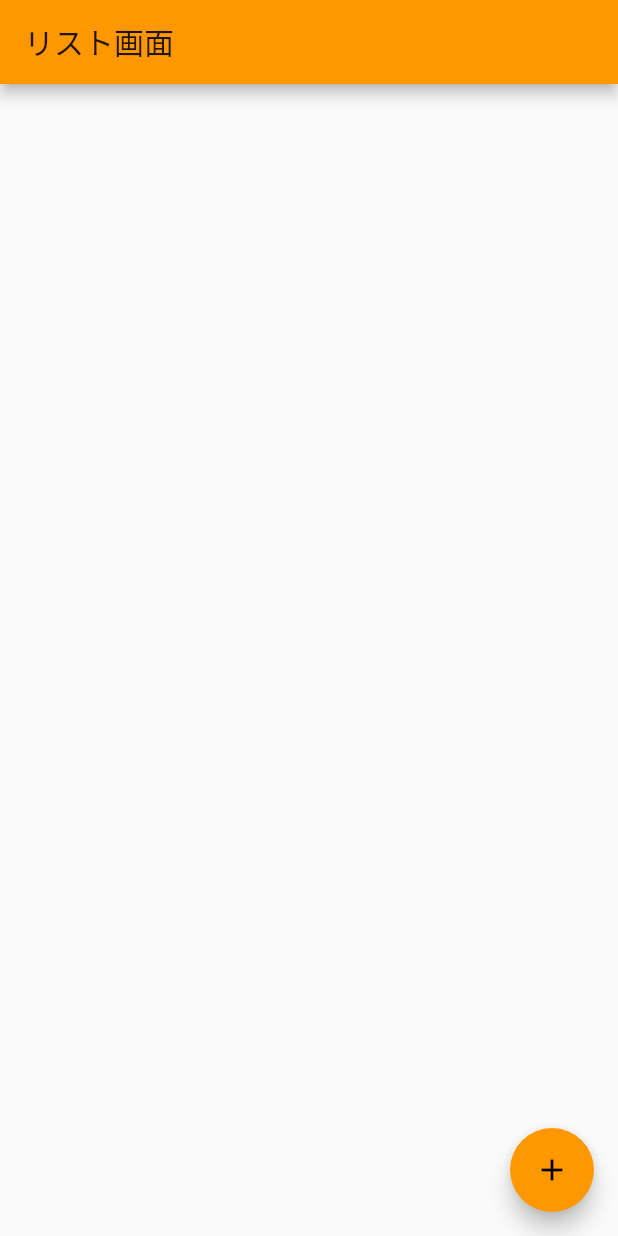
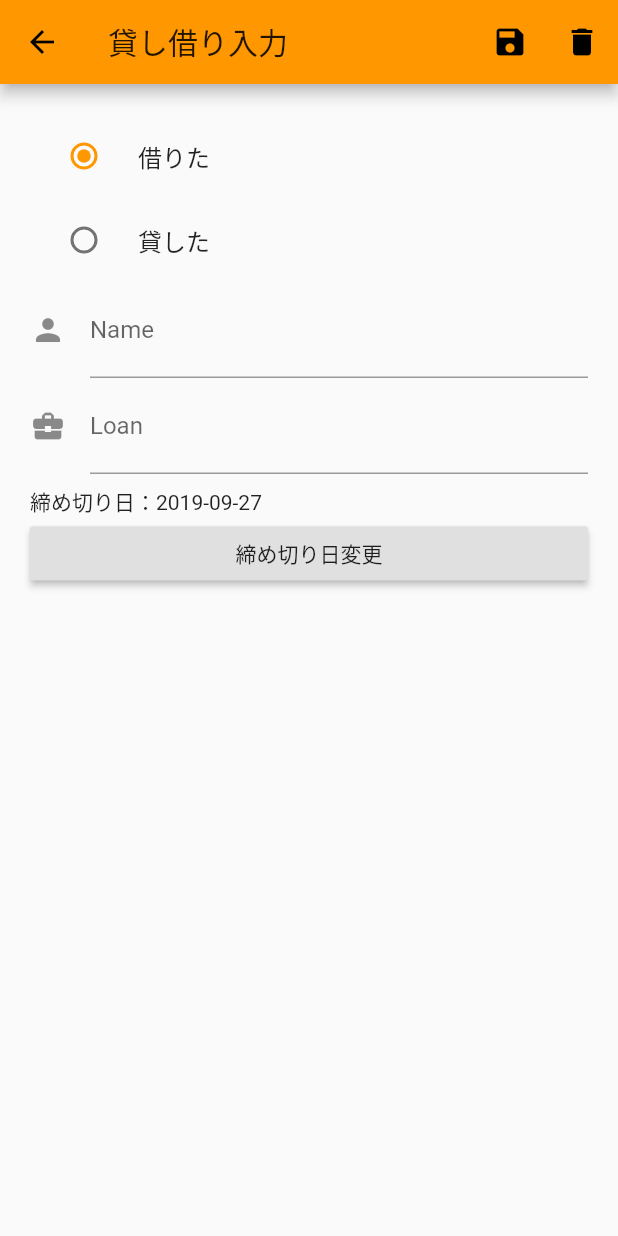
Before and after one commit to Liyuu8/kasikari_memo3, a Flutter app: the screen it shows after launch, after a tap on the "add" icon, on a phone screen of 412 x 824 dp. Run offline on Flutter 3.47's test engine with Material 2 defaults, Android fonts, the phone set to English and light mode, and no system bars; our stand-ins replace cloud_firestore; accounts and stored records are empty.

Commit message:
入力画面の実装。

```diff
--- a/lib/main.dart
+++ b/lib/main.dart
@@ -53,6 +53,13 @@ class _MyListPageState extends State<MyListPage> {
         child: const Icon(Icons.add),
         onPressed: (){
           print("新規作成ボタンを押しました");
+          Navigator.push(
+            context,
+            MaterialPageRoute(
+              settings: const RouteSettings(name: "/new"),
+              builder: (BuildContext context) => InputForm(),
+            ),
+          );
         },
       ),
     );
@@ -87,3 +94,93 @@ class _MyListPageState extends State<MyListPage> {
     );
   }
 }
+
+class InputForm extends StatefulWidget {
+  @override
+  _MyInputFormState createState() => _MyInputFormState();
+}
+
+class _FormData {
+  String borrowOrLend = "borrow";
+  String user;
+  String stuff;
+  DateTime date = DateTime.now();
+}
+
+class _MyInputFormState extends State<InputForm> {
+  final GlobalKey<FormState> _formKey = GlobalKey<FormState>();
+  final _FormData _data = _FormData();
+
+  @override
+  Widget build(BuildContext context) {
+    return Scaffold(
+      appBar: AppBar(
+        title: const Text('貸し借り入力'),
+        actions: <Widget>[
+          IconButton(
+            icon: Icon(Icons.save),
+            onPressed: (){
+              print("保存ボタンを押しました");
+            },
+          ),
+          IconButton(
+            icon: Icon(Icons.delete),
+            onPressed: (){
+              print("削除ボタンを押しました");
+            },
+          ),
+        ],
+      ),
+      body: SafeArea(
+        child: Form(
+          key: _formKey,
+          child: ListView(
+            padding: const EdgeInsets.all(20.0),
+            children: <Widget>[
+              RadioListTile(
+                value: "borrow",
+                groupValue: _data.borrowOrLend,
+                title: Text("借りた"),
+                onChanged: (String value){
+                  print("借りたをタッチしました");
+                },
+              ),
+              RadioListTile(
+                value: "lend",
+                groupValue: _data.borrowOrLend,
+                title: Text("貸した"),
+                onChanged: (String value){
+                  print("貸したをタッチしました");
+                },
+              ),
+              TextFormField(
+                decoration: const InputDecoration(
+                  icon: const Icon(Icons.person),
+                  hintText: '相手の名前',
+                  labelText: 'Name',
+                ),
+              ),
+              TextFormField(
+                decoration: const InputDecoration(
+                  icon: const Icon(Icons.business_center),
+                  hintText: '借りたもの、貸したもの',
+                  labelText: 'Loan',
+                ),
+              ),
+              Padding(
+                padding: const EdgeInsets.only(top: 8.0),
+                child: Text("締め切り日：${_data.date.toString().substring(0,10)}"),
+              ),
+              RaisedButton(
+                child: const Text("締め切り日変更"),
+                onPressed: (){
+                  print("締め切り日変更をタッチしました");
+                },
+              ),
+            ],
+          ),
+        ),
+      ),
+    );
+  }
+}
```
